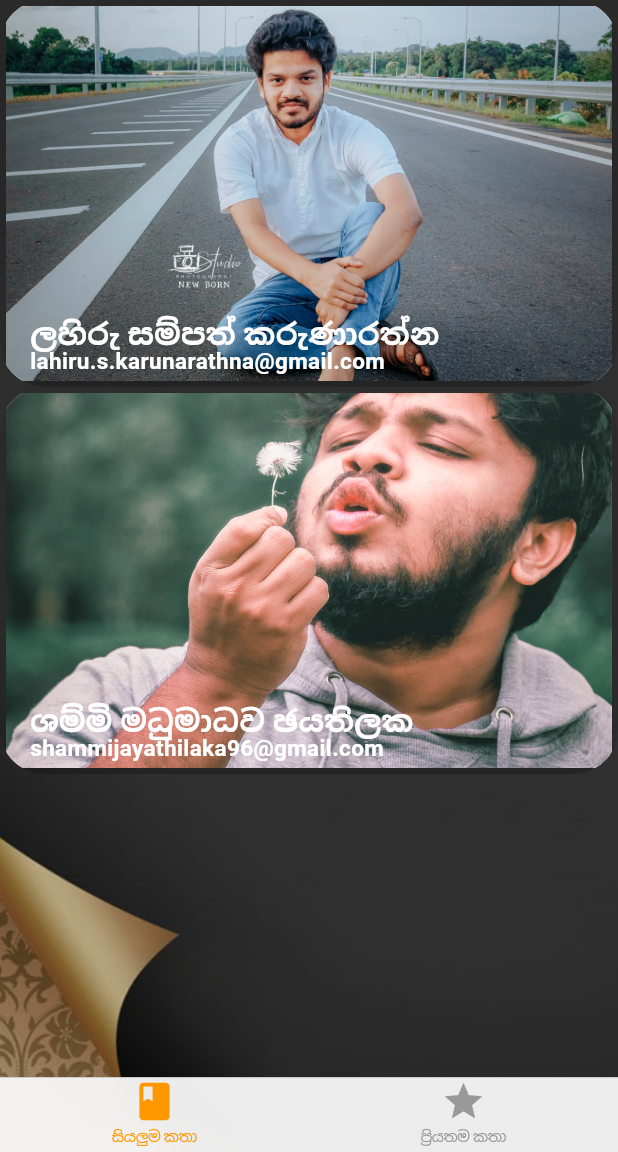
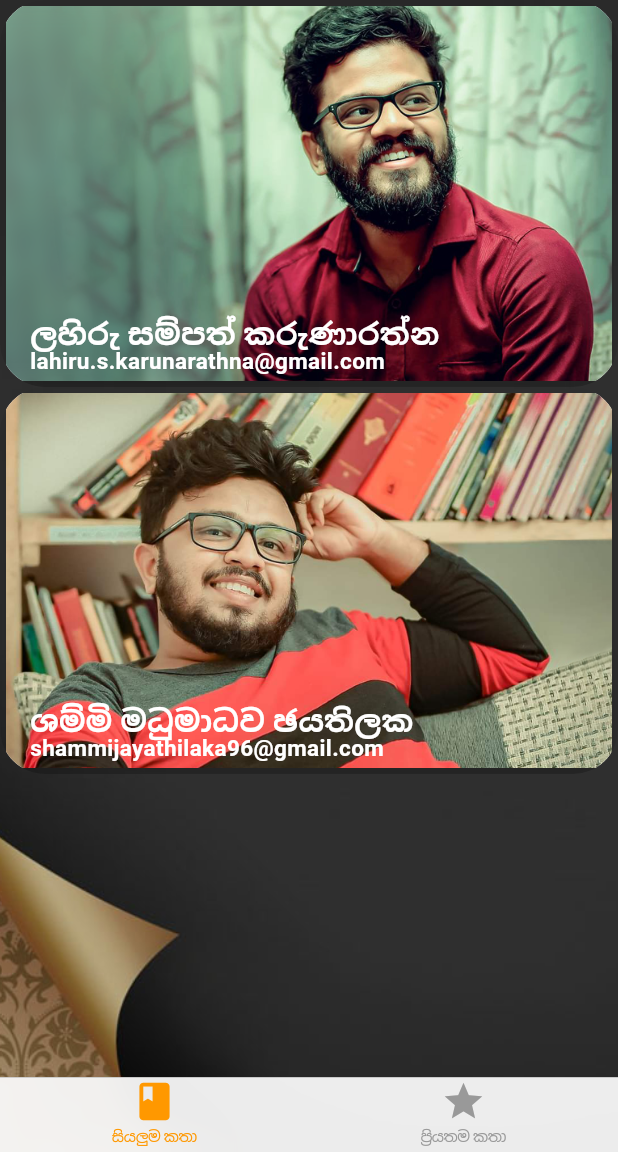
Before and after one commit to RavinduDilshan/Short-Story-Reader, a Flutter app: the screen it shows after launch, in the side drawer, after a tap on "ලේඛක මඩුල්ල", on a phone screen of 412 x 824 dp, the part 84-1236 px from its top. Run offline on Flutter 3.47's test engine with Material 3 defaults, Android fonts, the phone set to English and light mode, and no system bars; our stand-ins replace cloud_firestore, firebase_core, shared_preferences, sqflite; accounts and stored records are empty; generated files the repository leaves out were written again.

Commit message:
author images changed

```diff
--- a/lib/authors.dart
+++ b/lib/authors.dart
@@ -2,6 +2,8 @@ import 'package:flutter/material.dart';
 import 'package:sinhala_short_stories/drawer.dart';
 
 class authors extends StatelessWidget {
+  const authors({super.key});
+
   @override
   Widget build(BuildContext context) {
     final appBar = AppBar(
@@ -11,7 +13,6 @@ class authors extends StatelessWidget {
         fit: BoxFit.cover,
       ),
       elevation: .5,
-
       title: Stack(children: [
         Text(
           'ලේඛක මඩුල්ල',
@@ -27,7 +28,6 @@ class authors extends StatelessWidget {
           style: TextStyle(color: Colors.grey.shade800),
         ),
       ]),
-
     );
 
     return Scaffold(
@@ -48,11 +48,11 @@ class authors extends StatelessWidget {
                 child: Stack(
                   children: [
                     Ink.image(
-                      image: const AssetImage('res/lahiru.jpeg'),
+                      image: const AssetImage('res/lahiru.png'),
                       height: 250,
                       fit: BoxFit.cover,
                     ),
-                     Positioned(
+                    const Positioned(
                       bottom: 16,
                       right: 16,
                       left: 16,
@@ -64,7 +64,7 @@ class authors extends StatelessWidget {
                             fontSize: 20),
                       ),
                     ),
-                     Positioned(
+                    const Positioned(
                       bottom: 3,
                       right: 16,
                       left: 16,
@@ -90,11 +90,11 @@ class authors extends StatelessWidget {
                 child: Stack(
                   children: [
                     Ink.image(
-                      image: const AssetImage('res/shammi.jpg'),
+                      image: const AssetImage('res/shammi.png'),
                       height: 250,
                       fit: BoxFit.cover,
                     ),
-                     Positioned(
+                    const Positioned(
                       bottom: 16,
                       right: 16,
                       left: 16,
@@ -106,7 +106,7 @@ class authors extends StatelessWidget {
                             fontSize: 20),
                       ),
                     ),
-                     Positioned(
+                    const Positioned(
                       bottom: 3,
                       right: 16,
                       left: 16,
--- a/pubspec.yaml
+++ b/pubspec.yaml
@@ -45,6 +45,7 @@ dependencies:
   cupertino_icons: ^1.0.6
   firebase_core: ^2.29.0
   cloud_firestore: ^4.16.1
+  rename: ^3.0.2
 
 dev_dependencies:
   flutter_test:
@@ -72,8 +73,8 @@ flutter:
   assets:
     - res/0.jpg
     - res/drawer_img.jpg
-    - res/lahiru.jpeg
-    - res/shammi.jpg
+    - res/lahiru.png
+    - res/shammi.png
     - res/containerBG.jpg
   # An image asset can refer to one or more resolution-specific "variants", see
   # https://flutter.dev/assets-and-images/#resolution-aware
```
Also changed, not shown: pubspec.lock, res/lahiru.jpeg (deleted), res/lahiru.png (added), res/shammi.jpg (deleted), res/shammi.png (added).
